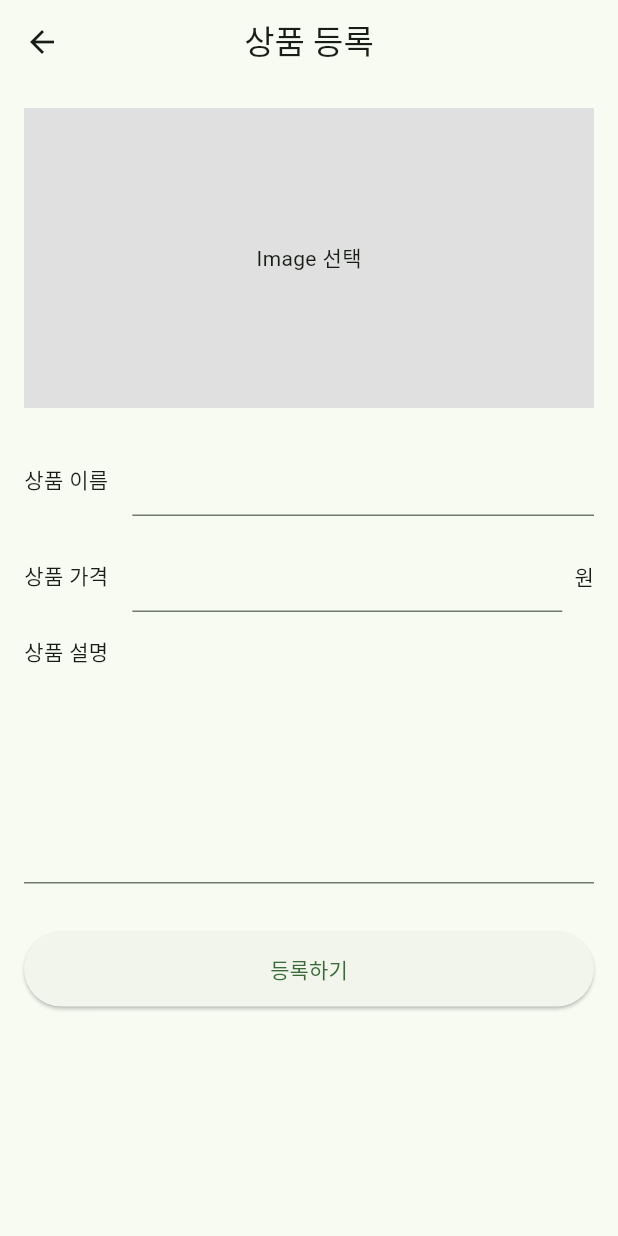
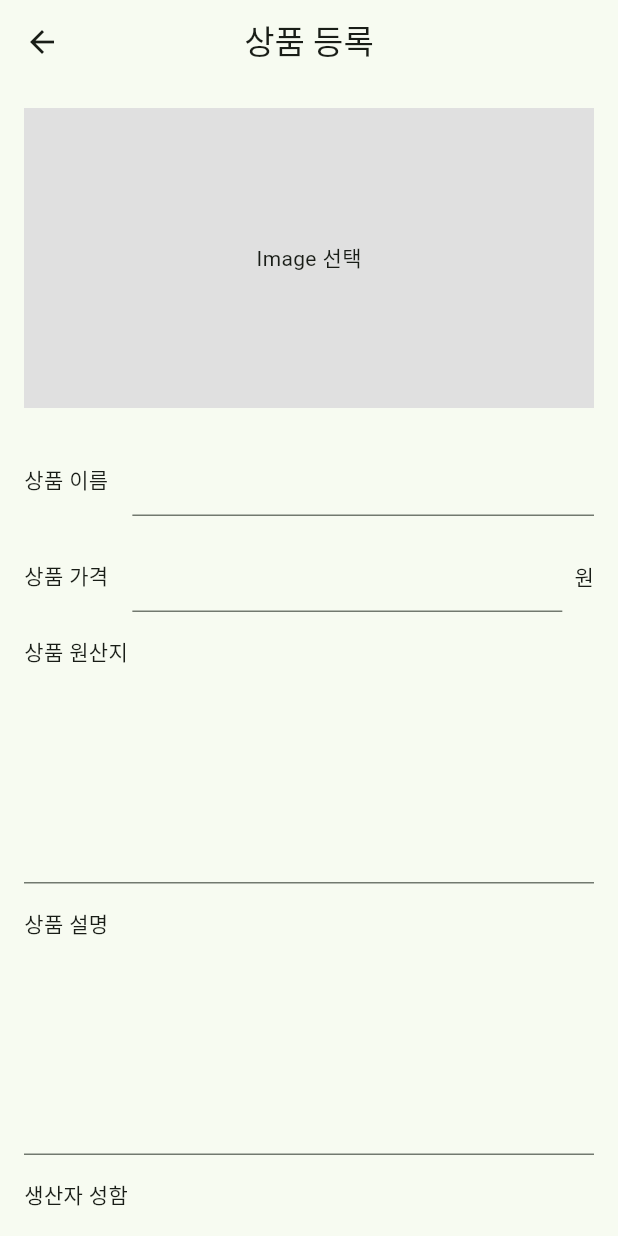
Before and after one commit to Jayden1Joe/today_s_farm, a Flutter app: the screen it shows after launch, after a tap on the "add" icon, on a phone screen of 412 x 824 dp. Run offline on Flutter 3.47's test engine with Material 3 defaults, Android fonts, the phone set to English and light mode, and no system bars.

Commit message:
Feature(Product Class modified)

```diff
--- /dev/null
+++ b/devtools_options.yaml
@@ -0,0 +1,3 @@
+description: This file stores settings for Dart & Flutter DevTools.
+documentation: https://docs.flutter.dev/tools/devtools/extensions#configure-extension-enablement-states
+extensions:
--- a/lib/models/product_model.dart
+++ b/lib/models/product_model.dart
@@ -5,14 +5,24 @@ class Product {
   final String name;
   final int price;
   final String description;
+  final String origin;
   final String? imageUrl;
+  final String farmer;
+  final int? deliveryDate; // 배송일
+  final double? star; // 평점
+  final int? reviewCount; // 리뷰 수
 
   Product({
     String? id,
     required this.name,
     required this.price,
     required this.description,
+    required this.origin,
     this.imageUrl,
+    required this.farmer,
+    this.deliveryDate,
+    this.star,
+    this.reviewCount,
   }) : id = id ?? name; // id가 없으면 name을 id로 사용
 
   // JSON에서 Product 객체로 변환
@@ -22,7 +32,12 @@ class Product {
       name: json['name'] as String,
       price: json['price'] as int,
       description: json['description'] as String,
+      origin: json['origin'] as String,
       imageUrl: json['imageUrl'] as String?,
+      farmer: json['farmer'] as String,
+      deliveryDate: json['deliveryDate'] as int?,
+      star: json['star'] as double?,
+      reviewCount: json['reviewCount'] as int?,
     );
   }
 
@@ -33,12 +48,26 @@ class Product {
       'name': name,
       'price': price,
       'description': description,
+      'origin': origin,
       'imageUrl': imageUrl,
+      'farmer': farmer,
     };
   }
 
   // 가격을 포맷팅된 문자열로 반환
   String get formattedPrice => PriceFormatter.format(price);
+
+  String get formattedDeliveryDate {
+    if (deliveryDate == null) {
+      return "배송일 정보 없음";
+    } else if (deliveryDate == 1) {
+      return "내일 도착";
+    } else if (deliveryDate == 2) {
+      return "이틀 뒤 도착";
+    } else {
+      return "$deliveryDate일 뒤 도착";
+    }
+  }
 
   // 상품 복사본 생성 (수정 시 사용)
   Product copyWith({
@@ -47,6 +76,8 @@ class Product {
     int? price,
     String? description,
     String? imageUrl,
+    String? origin,
+    String? farmer,
   }) {
     return Product(
       id: id ?? this.id,
@@ -54,6 +85,11 @@ class Product {
       price: price ?? this.price,
       description: description ?? this.description,
       imageUrl: imageUrl ?? this.imageUrl,
+      origin: origin ?? this.origin,
+      farmer: farmer ?? this.farmer,
+      deliveryDate: deliveryDate,
+      star: star,
+      reviewCount: reviewCount,
     );
   }
 
@@ -70,9 +106,12 @@ class Product {
         other.name == name &&
         other.price == price &&
         other.description == description &&
-        other.imageUrl == imageUrl;
+        other.origin == origin &&
+        other.imageUrl == imageUrl &&
+        other.farmer == farmer;
   }
 
   @override
-  int get hashCode => Object.hash(id, name, price, description, imageUrl);
+  int get hashCode =>
+      Object.hash(id, name, price, description, origin, imageUrl, farmer);
 }
--- a/lib/pages/add_product/add_product_page.dart
+++ b/lib/pages/add_product/add_product_page.dart
@@ -12,12 +12,15 @@ class _AddProductPageState extends State<AddProductPage> {
   final TextEditingController nameController = TextEditingController();
   final TextEditingController priceController = TextEditingController();
   final TextEditingController descriptionController = TextEditingController();
+  final TextEditingController originController = TextEditingController();
+  final TextEditingController farmerController = TextEditingController();
 
   @override
   void dispose() {
     nameController.dispose();
     priceController.dispose();
     descriptionController.dispose();
+    originController.dispose();
     super.dispose();
   }
 
@@ -43,12 +46,18 @@ class _AddProductPageState extends State<AddProductPage> {
             const SizedBox(height: 16),
             ProductPriceInputWidget(controller: priceController),
             const SizedBox(height: 16),
+            ProductOriginInputWidget(controller: originController),
+            const SizedBox(height: 16),
             ProductDescriptionInputWidget(controller: descriptionController),
+            const SizedBox(height: 16),
+            ProductFarmerInputWidget(controller: farmerController),
             const SizedBox(height: 32),
             RegisterButtonWidget(
               nameController: nameController,
               priceController: priceController,
+              originController: originController,
               descriptionController: descriptionController,
+              farmerController: farmerController,
             ),
           ],
         ),
--- a/lib/pages/add_product/widgets/widget.dart
+++ b/lib/pages/add_product/widgets/widget.dart
@@ -101,17 +101,59 @@ class ProductDescriptionInputWidget extends StatelessWidget {
   }
 }
 
+// 상품 원산지 입력 위젯
+class ProductOriginInputWidget extends StatelessWidget {
+  final TextEditingController controller;
+
+  const ProductOriginInputWidget({super.key, required this.controller});
+
+  @override
+  Widget build(BuildContext context) {
+    return Column(
+      crossAxisAlignment: CrossAxisAlignment.start,
+      children: [
+        const Text('상품 원산지'),
+        const SizedBox(height: 8),
+        TextField(controller: controller, maxLines: 5),
+      ],
+    );
+  }
+}
+
+// 생산자 성함 입력 위젯
+class ProductFarmerInputWidget extends StatelessWidget {
+  final TextEditingController controller;
+
+  const ProductFarmerInputWidget({super.key, required this.controller});
+
+  @override
+  Widget build(BuildContext context) {
+    return Column(
+      crossAxisAlignment: CrossAxisAlignment.start,
+      children: [
+        const Text('생산자 성함'),
+        const SizedBox(height: 8),
+        TextField(controller: controller, maxLines: 5),
+      ],
+    );
+  }
+}
+
 // 등록하기 버튼 위젯
 class RegisterButtonWidget extends StatelessWidget {
   final TextEditingController nameController;
   final TextEditingController priceController;
   final TextEditingController descriptionController;
+  final TextEditingController originController;
+  final TextEditingController farmerController;
 
   const RegisterButtonWidget({
     super.key,
     required this.nameController,
     required this.priceController,
     required this.descriptionController,
+    required this.originController,
+    required this.farmerController,
   });
 
   @override
@@ -194,7 +236,9 @@ class RegisterButtonWidget extends StatelessWidget {
                   name: nameController.text,
                   price: int.parse(priceController.text),
                   description: descriptionController.text,
+                  origin: originController.text,
                   imageUrl: null, // 이미지 선택 기능은 나중에 구현
+                  farmer: farmerController.text,
                 );
 
                 Navigator.of(context).pop(); // 다이얼로그 닫기
--- a/lib/pages/home/home_page.dart
+++ b/lib/pages/home/home_page.dart
@@ -4,6 +4,7 @@ import 'package:today_s_farm/models/product_model.dart';
 import 'package:today_s_farm/pages/add_product/add_product_page.dart';
 import 'package:today_s_farm/pages/cart/cart_page.dart';
 import 'package:today_s_farm/pages/detail/detail_page.dart';
+import 'package:today_s_farm/utils/star_icon_formatter.dart';
 
 class HomePage extends StatefulWidget {
   const HomePage({super.key});
@@ -49,52 +50,91 @@ class _HomePageState extends State<HomePage> {
                     );
                   },
                   child: Container(
-                    padding: const EdgeInsets.symmetric(
+                    margin: const EdgeInsets.symmetric(
+                      vertical: 8,
                       horizontal: 16,
-                      vertical: 12,
                     ),
-                    margin: const EdgeInsets.symmetric(vertical: 4),
                     decoration: BoxDecoration(
-                      border: Border(
-                        bottom: BorderSide(color: Colors.grey.shade300),
-                      ),
+                      color: Colors.white,
+                      borderRadius: BorderRadius.circular(12),
                     ),
                     child: Row(
                       children: [
+                        Expanded(
+                          flex: 2,
+                          child: Stack(
+                            children: [
                               ClipRRect(
-                          borderRadius: BorderRadius.circular(8),
+                                borderRadius: BorderRadius.only(
+                                  topLeft: Radius.circular(12),
+                                  bottomLeft: Radius.circular(12),
+                                ),
                                 child: Container(
-                            width: 60,
-                            height: 60,
+                                  height: 140,
+                                  width: double.infinity,
                                   color: Colors.grey.shade200,
                                   child: product.imageUrl == null
-                                ? const Icon(Icons.image, color: Colors.white54)
+                                      ? const Icon(
+                                          Icons.image,
+                                          color: Colors.white54,
+                                        )
                                       : Image.asset(
                                           product.imageUrl!,
                                           fit: BoxFit.cover,
-                                    errorBuilder: (_, __, ___) => const Icon(
+                                          errorBuilder: (_, __, ___) =>
+                                              const Icon(
                                                 Icons.image,
                                                 color: Colors.white54,
                                               ),
                                         ),
                                 ),
                               ),
+                            ],
+                          ),
+                        ),
                         const SizedBox(width: 16),
                         Expanded(
+                          flex: 3,
                           child: Column(
                             crossAxisAlignment: CrossAxisAlignment.start,
                             children: [
                               Text(
-                                product.name,
-                                style: const TextStyle(fontSize: 16),
+                                "${product.origin} · ${product.farmer} 농부",
+                                style: TextStyle(
+                                  fontSize: 12,
+                                  color: Colors.grey[600],
+                                ),
                               ),
                               const SizedBox(height: 4),
+                              RichText(
+                                text: TextSpan(
+                                  text: product.name,
+                                  style: const TextStyle(
+                                    fontSize: 16,
+                                    fontWeight: FontWeight.bold,
+                                    color: Colors.black,
+                                  ),
+                                ),
+                              ),
+                              const SizedBox(height: 6),
                               Text(
                                 product.formattedPrice,
                                 style: const TextStyle(
-                                  fontSize: 14,
-                                  color: Colors.black54,
+                                  fontSize: 18,
+                                  fontWeight: FontWeight.bold,
                                 ),
+                              ),
+                              const SizedBox(height: 12),
+                              Text("예상배송일  ${product.formattedDeliveryDate}"),
+                              const SizedBox(height: 4),
+                              Row(
+                                children: [
+                                  PartialStarRating(rating: product.star!),
+                                  Text(
+                                    '${product.star}',
+                                    style: TextStyle(fontSize: 14),
+                                  ),
+                                ],
                               ),
                             ],
                           ),
@@ -123,3 +163,28 @@ class _HomePageState extends State<HomePage> {
     );
   }
 }
+
+class Badge extends StatelessWidget {
+  final String text;
+  final bool enabled;
+
+  const Badge({super.key, required this.text, this.enabled = true});
+
+  @override
+  Widget build(BuildContext context) {
+    return Container(
+      padding: const EdgeInsets.symmetric(horizontal: 8, vertical: 4),
+      decoration: BoxDecoration(
+        color: enabled ? Colors.grey[300] : Colors.grey[200],
+        borderRadius: BorderRadius.circular(12),
+      ),
+      child: Text(
+        text,
+        style: TextStyle(
+          color: enabled ? Colors.black : Colors.grey,
+          fontSize: 12,
+        ),
+      ),
+    );
+  }
+}
--- /dev/null
+++ b/lib/utils/star_icon_formatter.dart
@@ -0,0 +1,62 @@
+import 'package:flutter/material.dart';
+
+class PartialStarRating extends StatelessWidget {
+  final double rating; // ex. 4.2
+  final double size;
+  final Color filledColor;
+  final Color unfilledColor;
+
+  const PartialStarRating({
+    super.key,
+    required this.rating,
+    this.size = 15,
+    this.filledColor = const Color.fromARGB(255, 0, 0, 0),
+    this.unfilledColor = const Color.fromARGB(255, 214, 214, 214),
+  });
+
+  @override
+  Widget build(BuildContext context) {
+    final percent = (rating / 5.0).clamp(0.0, 1.0); // 0.0 ~ 1.0
+
+    return Stack(
+      children: [
+        Row(
+          mainAxisSize: MainAxisSize.min,
+          children: List.generate(
+            5,
+            (_) => Icon(Icons.star, color: unfilledColor, size: size),
+          ),
+        ),
+        ClipRect(
+          clipper: _RatingClipper(percent: percent),
+          child: Row(
+            mainAxisSize: MainAxisSize.min,
+            children: List.generate(
+              5,
+              (_) => Stack(
+                alignment: Alignment.center,
+                children: [Icon(Icons.star, size: size, color: filledColor)],
+              ),
+            ),
+          ),
+        ),
+      ],
+    );
+  }
+}
+
+class _RatingClipper extends CustomClipper<Rect> {
+  final double percent; // 0.0 ~ 1.0
+
+  _RatingClipper({required this.percent});
+
+  @override
+  Rect getClip(Size size) {
+    return Rect.fromLTRB(0, 0, size.width * percent, size.height);
+  }
+
+  @override
+  bool shouldReclip(_RatingClipper oldClipper) {
+    return oldClipper.percent != percent;
+  }
+}
```
Also changed, not shown: lib/utils/data_products.dart (+50 -0 lines), main.dart (deleted, +0 -29 lines). Lines whose indentation alone changed are shown as unchanged.
